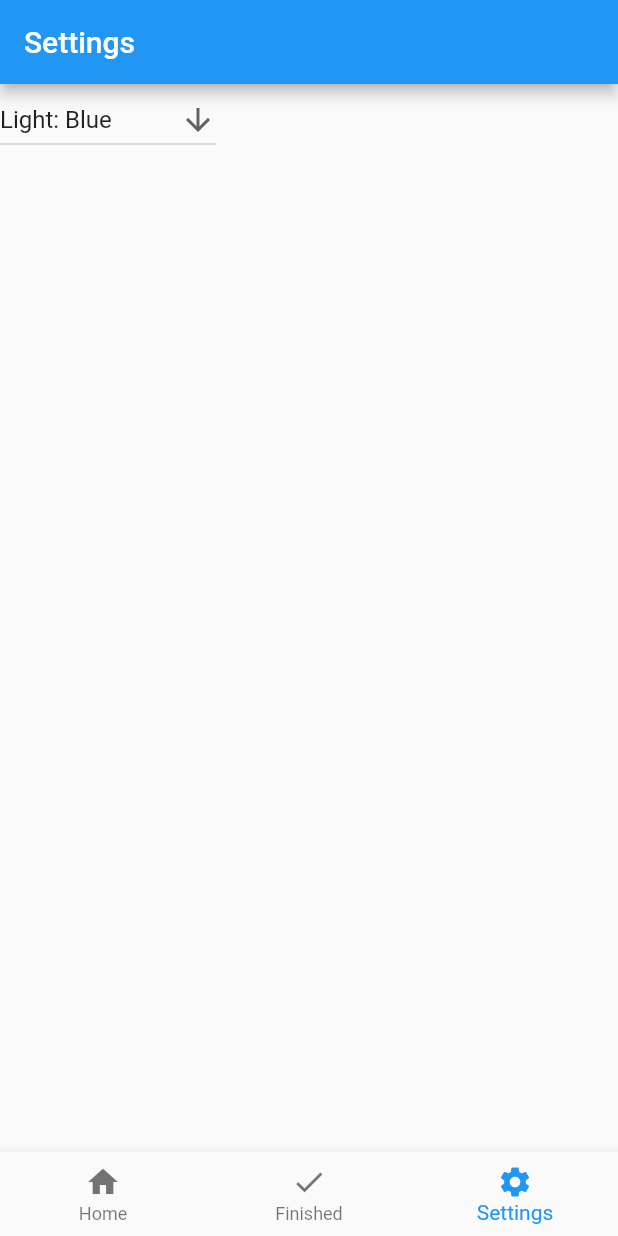
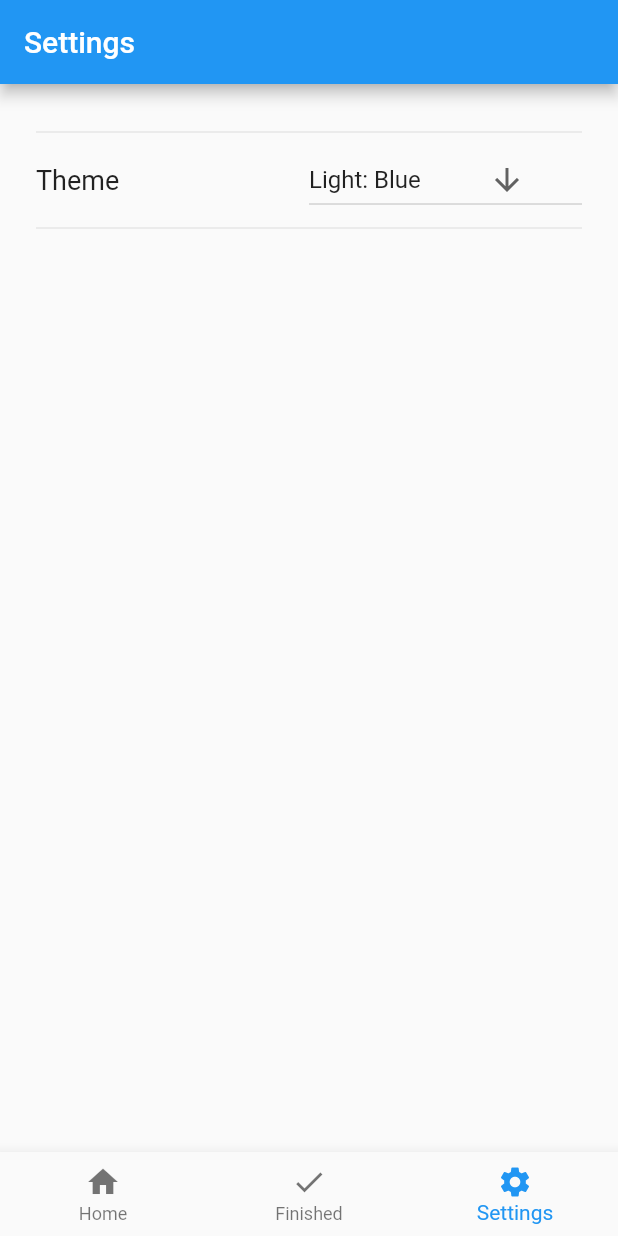
Before and after one commit to JoelGG/todo_list, a Flutter app: the screen it shows after launch, item 3 of the bottom bar chosen, on a phone screen of 412 x 824 dp. Run offline on Flutter 3.47's test engine with Material 2 defaults, Android fonts, the phone set to English and light mode, and no system bars.

Commit message:
Dark theme

```diff
--- a/lib/main.dart
+++ b/lib/main.dart
@@ -13,7 +13,6 @@ class MyAppState extends State<MyApp> {
   @override
   Widget build(BuildContext context) {
     HomeScreen _homeScreen = HomeScreen(
-      theme: Themes.blue,
       onThemeChanged: (String s) {
         setState(() {
           switch (s) {
@@ -22,6 +21,9 @@ class MyAppState extends State<MyApp> {
               break;
             case 'Light: Green' :
               _currentTheme = Themes.green;
+              break;
+            case 'Dark: Deep Black' :
+              _currentTheme = Themes.deepBlack;
               break;
             default:
           }
@@ -90,7 +92,17 @@ class HomeScreenState extends State<HomeScreen> {
         break;
       case 2:
         page = Container(
-          child: DropdownButton<String>(
+          child: Column(
+            children: <Widget>[
+              Divider(),
+              Row(
+                children: <Widget>[
+                  Expanded(child: Text("Theme",
+                    style: TextStyle(
+                      fontSize: 18,
+                    ),
+                  )),
+                  Expanded(child:DropdownButton<String>(
                     value: themeDropdownValue,
                     icon: Icon(Icons.arrow_downward),
                     iconSize: 24,
@@ -107,7 +119,13 @@ class HomeScreenState extends State<HomeScreen> {
                         );
                       })
                       .toList(),
+                    )),
+                ],
               ),
+              Divider(),
+            ],
+          ),
+          padding: EdgeInsets.all(24),
         );
         displayFloating = false;
         _pageTitle = "Settings";
@@ -348,10 +366,9 @@ class HomeScreenState extends State<HomeScreen> {
 }
 
 class HomeScreen extends StatefulWidget {
-  ThemeData theme;
   Function onThemeChanged;
 
-  HomeScreen({this.theme, this.onThemeChanged});
+  HomeScreen({this.onThemeChanged});
 
   @override
   HomeScreenState createState() => HomeScreenState();
@@ -402,6 +419,22 @@ class Themes {
     ),
 
   );
+
+  static ThemeData deepBlack = ThemeData(
+    brightness: Brightness.dark,
+    accentColor: Colors.white,
+
+    floatingActionButtonTheme: FloatingActionButtonThemeData(
+      splashColor: Colors.grey,
+      backgroundColor: Colors.white,
+      foregroundColor: Colors.black,
+    ),
+
+    navigationRailTheme: NavigationRailThemeData(
+      backgroundColor: Colors.red,
+    )
+
+  );
 }
 
 String addZeros(String toFormat, int intendedLength) {
```
Lines whose indentation alone changed are shown as unchanged.
